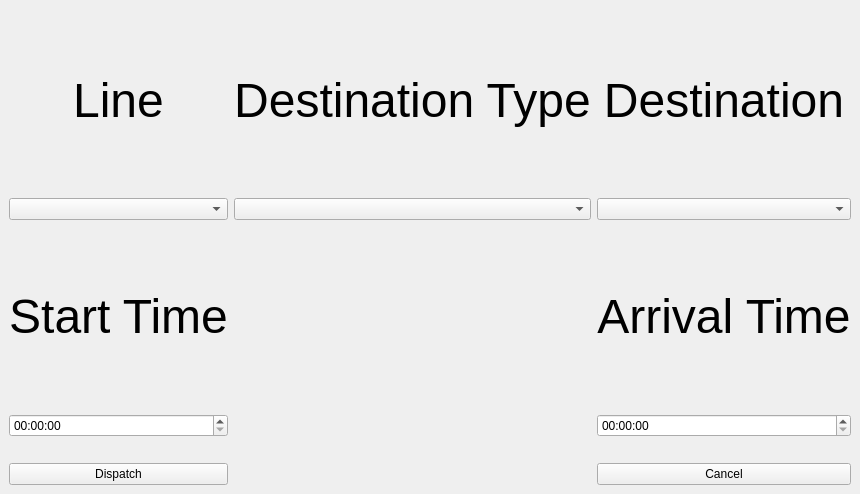
First picture: the form in CTCOffice/ctcoffice/mainwindow.ui, repository marmysl/ece1140, before the edit.
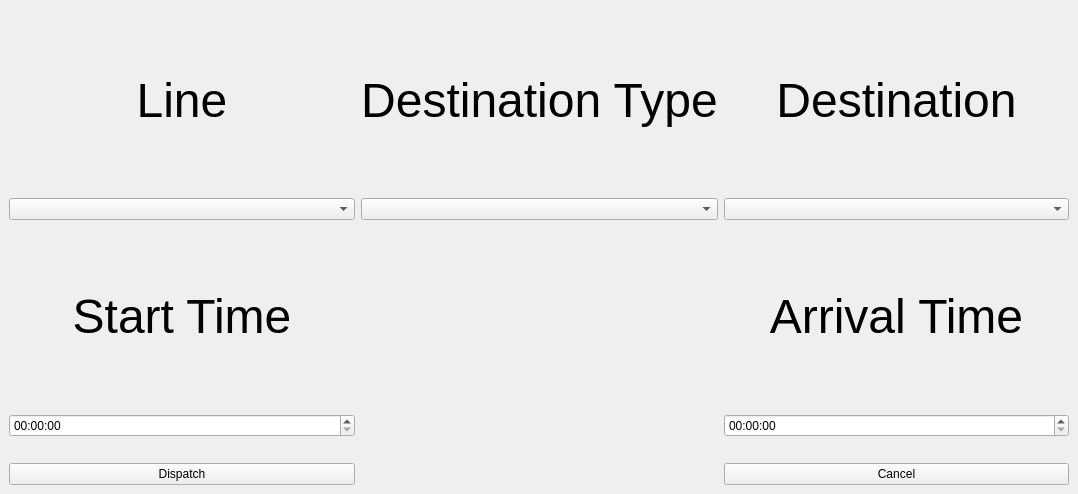
Second picture: the form after the edit.

Commit message: Remove placeholder text in combo boxes

Patch:
```diff
--- a/CTCOffice/ctcoffice/mainwindow.ui
+++ b/CTCOffice/ctcoffice/mainwindow.ui
@@ -6,7 +6,7 @@
    <rect>
     <x>0</x>
     <y>0</y>
-    <width>823</width>
+    <width>1078</width>
     <height>494</height>
    </rect>
   </property>
@@ -73,8 +73,8 @@
     </item>
     <item row="1" column="2">
      <widget class="QComboBox" name="comboDestination">
-      <property name="placeholderText">
-       <string>Choose One</string>
+      <property name="editable">
+       <bool>false</bool>
       </property>
      </widget>
     </item>
@@ -97,8 +97,8 @@
     </item>
     <item row="1" column="0">
      <widget class="QComboBox" name="comboLine">
-      <property name="placeholderText">
-       <string>Choose One</string>
+      <property name="editable">
+       <bool>false</bool>
       </property>
      </widget>
     </item>
@@ -111,8 +111,8 @@
     </item>
     <item row="1" column="1">
      <widget class="QComboBox" name="comboDestinationType">
-      <property name="placeholderText">
-       <string>Choose One</string>
+      <property name="editable">
+       <bool>false</bool>
       </property>
      </widget>
     </item>
```
